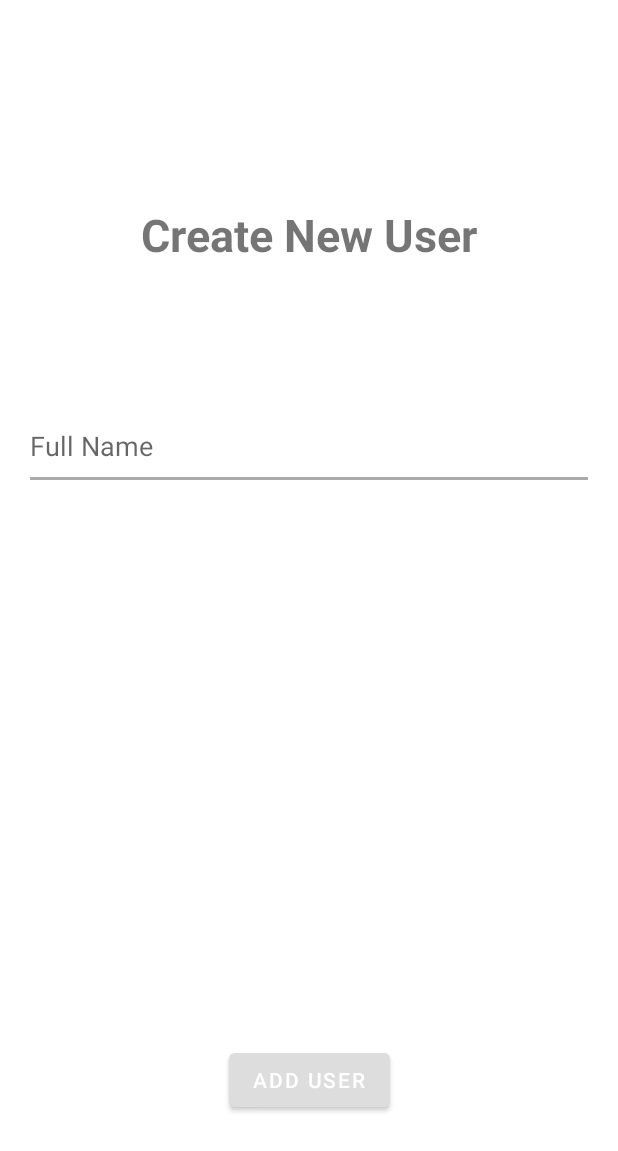
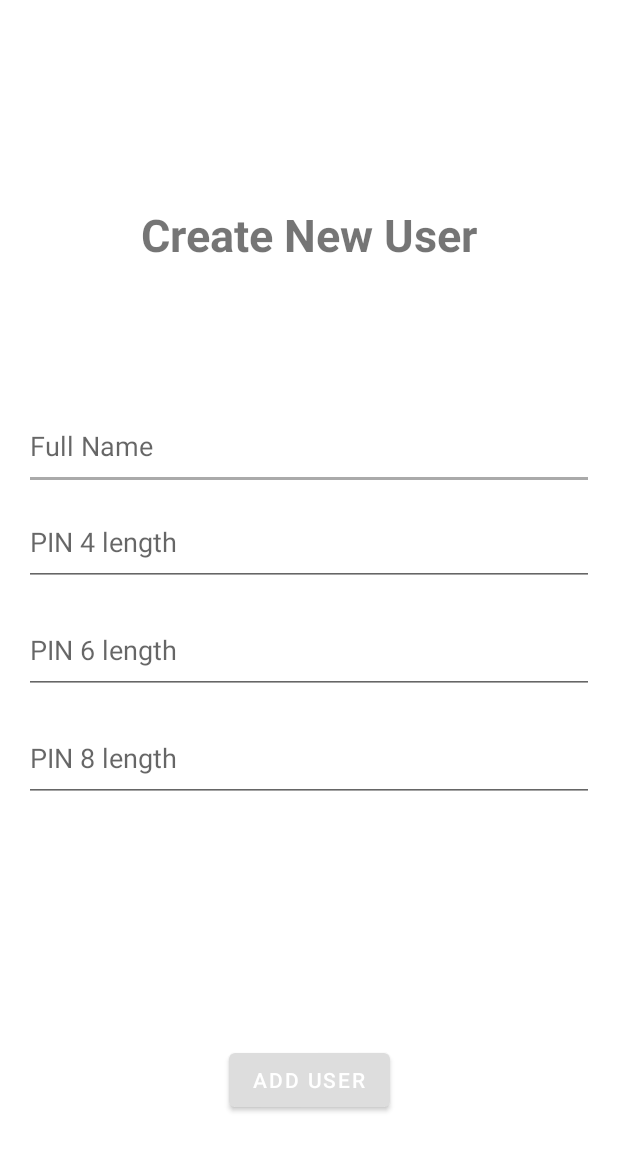
Before and after one commit to sidneyaguirre/bioauthentication, an Android app: the NewUserActivity screen opened directly, with no data from a screen before it, after a tap on "ADD USER", on a phone screen of 412 x 824 dp. Shown: the top 1151 px of the screen. Run offline under Robolectric (Android 15) with nearby library versions, the phone set to English and light mode, and no system bars; our stand-ins replace Firebase (no records; nobody signed in at launch, a user with empty details on screens opened directly).

Commit message:
validations new user form

```diff
--- a/app/src/main/java/com/example/bioauthentication/user/NewUserActivity.java
+++ b/app/src/main/java/com/example/bioauthentication/user/NewUserActivity.java
@@ -1,6 +1,7 @@
 package com.example.bioauthentication.user;
 
 import android.os.Bundle;
+import android.util.Log;
 import android.view.View;
 import android.widget.Button;
 import android.widget.EditText;
@@ -30,13 +31,27 @@ public class NewUserActivity extends AppCompatActivity {
         db = FirebaseDatabase.getInstance();
 
         final EditText fullName = findViewById(R.id.new_user);
+        final EditText pin4 = findViewById(R.id.pin_4);
+        final EditText pin6 = findViewById(R.id.pin_6);
+        final EditText pin8 = findViewById(R.id.pin_8);
+
         Button addUser = findViewById(R.id.add_user_button);
         addUser.setOnClickListener(new View.OnClickListener() {
              @Override
              public void onClick(View v) {
                  final String userName = fullName.getText().toString();
+//                 final int pin4length = Integer.parseInt(pin4.getText().toString());
+//                 final int pin6length = Integer.parseInt(pin6.getText().toString());
+//                 final int pin8length = Integer.parseInt(pin8.getText().toString());
+                 String pin4length = pin4.getText().toString();
+                 String pin6length = pin6.getText().toString();
+                 String pin8length = pin8.getText().toString();
 
-                 if(userName.isEmpty()) {
+                 Log.d("lenght4", String.valueOf(pin4length));
+                 Log.d("userName", userName);
+
+
+                 if(userName.isEmpty() || pin4length.isEmpty() || pin6length.isEmpty() || pin8length.isEmpty()) {
                      Toast.makeText(getApplicationContext(),R.string.required_value,Toast.LENGTH_SHORT).show();
                      return;
                  }
--- a/app/src/main/res/layout/activity_new_user.xml
+++ b/app/src/main/res/layout/activity_new_user.xml
@@ -41,4 +41,47 @@
         app:layout_constraintStart_toStartOf="parent"
         app:layout_constraintTop_toBottomOf="@+id/textView4" />
 
+    <com.google.android.material.textfield.TextInputEditText
+        android:id="@+id/pin_4"
+        android:layout_width="0dp"
+        android:layout_height="58dp"
+        android:layout_marginTop="156dp"
+        android:ems="10"
+        android:hint="PIN 4 length"
+        android:importantForAutofill="no"
+        android:inputType="number"
+        android:maxLength="4"
+        app:layout_constraintEnd_toEndOf="parent"
+        app:layout_constraintStart_toStartOf="parent"
+        app:layout_constraintTop_toBottomOf="@+id/textView4" />
+
+    <com.google.android.material.textfield.TextInputEditText
+        android:id="@+id/pin_6"
+        android:layout_width="0dp"
+        android:layout_height="58dp"
+        android:layout_marginTop="228dp"
+        android:ems="10"
+        android:hint="PIN 6 length"
+        android:importantForAutofill="no"
+        android:inputType="number"
+        android:maxLength="6"
+        app:layout_constraintEnd_toEndOf="parent"
+        app:layout_constraintHorizontal_bias="0.187"
+        app:layout_constraintStart_toStartOf="parent"
+        app:layout_constraintTop_toBottomOf="@+id/textView4" />
+
+    <com.google.android.material.textfield.TextInputEditText
+        android:id="@+id/pin_8"
+        android:layout_width="0dp"
+        android:layout_height="58dp"
+        android:layout_marginTop="300dp"
+        android:ems="10"
+        android:hint="PIN 8 length"
+        android:importantForAutofill="no"
+        android:inputType="number"
+        android:maxLength="8"
+        app:layout_constraintEnd_toEndOf="parent"
+        app:layout_constraintStart_toStartOf="parent"
+        app:layout_constraintTop_toBottomOf="@+id/textView4" />
+
 </androidx.constraintlayout.widget.ConstraintLayout>
--- a/app/src/main/res/values/strings.xml
+++ b/app/src/main/res/values/strings.xml
@@ -24,7 +24,7 @@
         <item>Real</item>
         <item>Impostor</item>
     </array>
-    <string name="required_value">Please digit your name completely</string>
+    <string name="required_value">Please enter the required values</string>
     <string name="max_length_added">Pin already has the max length</string>
     <string name="reset_sample">Reset last sample</string>
     <string name="alert_dialog_title">Set pin length</string>
```
